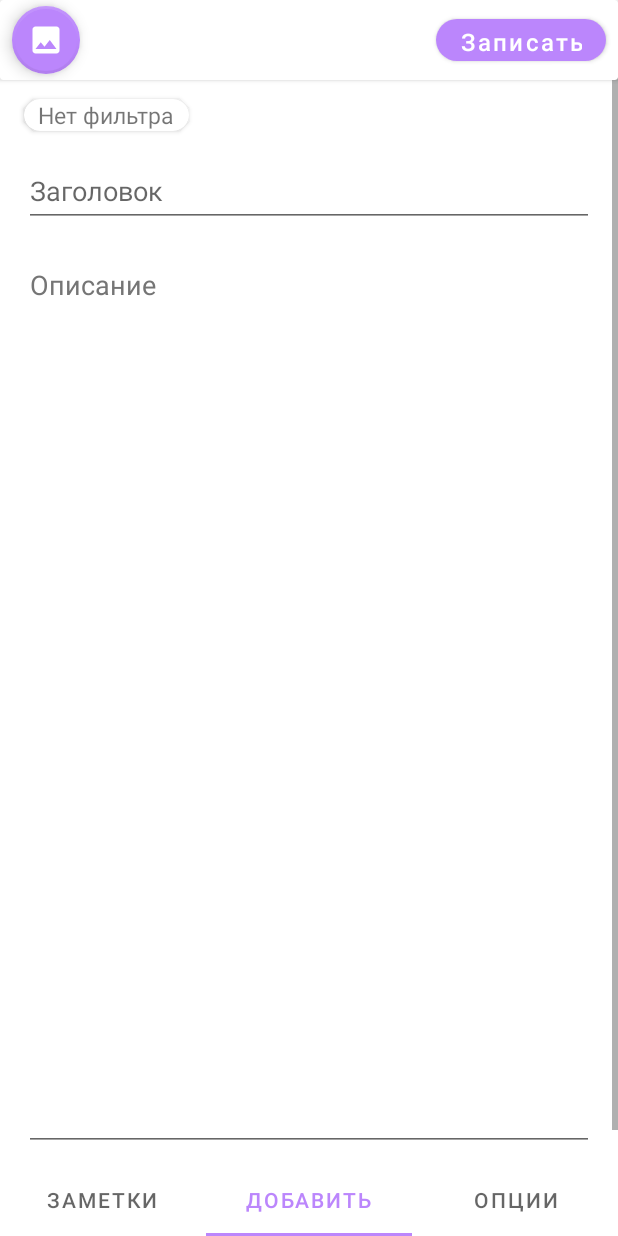
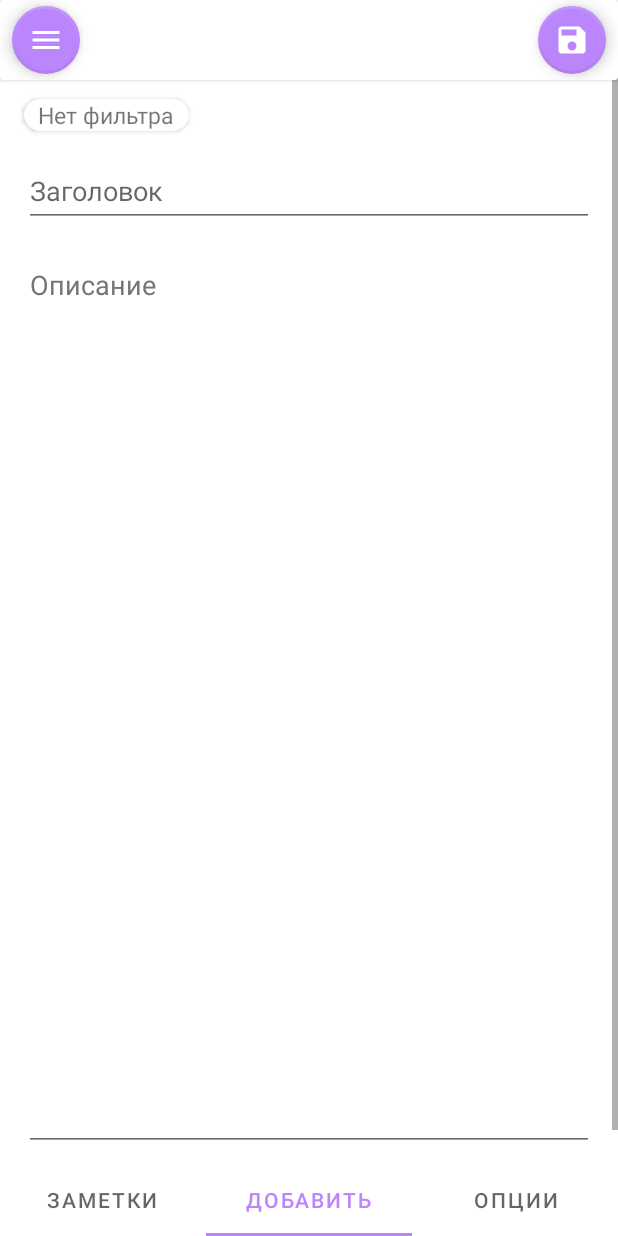
Before and after one commit to vlad174741/ToDoList_V2.1, an Android app: the screen it shows after launch (MainActivity), item 2 of the bottom bar chosen, on a phone screen of 412 x 824 dp. Run offline under Robolectric (Android 15) with nearby library versions, the phone set to English and light mode, and no system bars.

Commit message:
Начало интеграции нового функционала(Уведомления с таймером). Изменена UI часть. Кнопка сохранить изменила форму. Выбор действий с изображением, теперь играет роль не только в действии над изображением но так же и  для добавление уведомлений.

```diff
--- a/app/src/main/java/com/toDoList/todolist_v20/classes/AuthClass.kt
+++ b/app/src/main/java/com/toDoList/todolist_v20/classes/AuthClass.kt
@@ -183,7 +183,7 @@ class AuthClass: AppCompatActivity() {
     private fun checkBiometric() {
         val main = Intent(this@AuthClass, MainActivity::class.java)
 
-        if (android.os.Build.VERSION.SDK_INT > android.os.Build.VERSION_CODES.M){
+        if (android.os.Build.VERSION.SDK_INT >= 28){
 
             val prompt = BiometricPrompt.Builder(this)
                 .setTitle("Авторизация по отпечатку пальца")
--- a/app/src/main/java/com/toDoList/todolist_v20/fragments/EditFragment.kt
+++ b/app/src/main/java/com/toDoList/todolist_v20/fragments/EditFragment.kt
@@ -72,7 +72,9 @@ class EditFragment : Fragment() {
             Variable.imgURI = it.data?.data.toString()
             checkImage()
 
+
         }
+        bindingEditFragment.actionImageButtonEditFragment.visibility = View.GONE
         bindingEditFragment.floatingActionButtonAddImageEditFragment.isEnabled = true
 
     }
@@ -258,6 +260,8 @@ class EditFragment : Fragment() {
             PhotoAndImage.deletePhoto(contextEditFragment, PhotoAndImage.uri)
             PhotoAndImage.sendMessageGallery(contextEditFragment, PhotoAndImage.filePhoto)
             PhotoAndImage.uri = Uri.parse("")
+            bindingEditFragment.cardViewImageEditFragment.visibility = View.GONE
+
 
         }
         if (bindingEditFragment.imageViewEditFragment.drawable == null) {
--- /dev/null
+++ b/app/src/main/res/drawable/ic_baseline_menu_24.xml
@@ -0,0 +1,5 @@
+<vector android:height="24dp" android:tint="#FFFFFF"
+    android:viewportHeight="24" android:viewportWidth="24"
+    android:width="24dp" xmlns:android="http://schemas.android.com/apk/res/android">
+    <path android:fillColor="@android:color/white" android:pathData="M3,18h18v-2L3,16v2zM3,13h18v-2L3,11v2zM3,6v2h18L21,6L3,6z"/>
+</vector>
--- /dev/null
+++ b/app/src/main/res/drawable/ic_baseline_notification_add_24.xml
@@ -0,0 +1,5 @@
+<vector android:height="24dp" android:tint="#FFFFFF"
+    android:viewportHeight="24" android:viewportWidth="24"
+    android:width="24dp" xmlns:android="http://schemas.android.com/apk/res/android">
+    <path android:fillColor="@android:color/white" android:pathData="M10,20h4c0,1.1 -0.9,2 -2,2S10,21.1 10,20zM14,9c0,2.61 1.67,4.83 4,5.66L18,17h2v2H4v-2h2v-7c0,-2.79 1.91,-5.14 4.5,-5.8V3.5C10.5,2.67 11.17,2 12,2s1.5,0.67 1.5,1.5v0.7c0.71,0.18 1.36,0.49 1.95,0.9C14.54,6.14 14,7.51 14,9zM24,8h-3V5h-2v3h-3v2h3v3h2v-3h3V8z"/>
+</vector>
--- /dev/null
+++ b/app/src/main/res/drawable/ic_baseline_save_24.xml
@@ -0,0 +1,5 @@
+<vector android:height="24dp" android:tint="#FFFFFF"
+    android:viewportHeight="24" android:viewportWidth="24"
+    android:width="24dp" xmlns:android="http://schemas.android.com/apk/res/android">
+    <path android:fillColor="@android:color/white" android:pathData="M17,3L5,3c-1.11,0 -2,0.9 -2,2v14c0,1.1 0.89,2 2,2h14c1.1,0 2,-0.9 2,-2L21,7l-4,-4zM12,19c-1.66,0 -3,-1.34 -3,-3s1.34,-3 3,-3 3,1.34 3,3 -1.34,3 -3,3zM15,9L5,9L5,5h10v4z"/>
+</vector>
--- a/app/src/main/res/layout/fragment_edit.xml
+++ b/app/src/main/res/layout/fragment_edit.xml
@@ -41,8 +41,26 @@
                     android:layout_width="match_parent"
                     android:layout_height="match_parent"
                     android:contentDescription="@string/todo"
+                    android:visibility="visible"
                     tools:ignore="ImageContrastCheck"
                     tools:src="@tools:sample/avatars" />
+
+                <com.google.android.material.floatingactionbutton.FloatingActionButton
+                    android:id="@+id/floatingActionButton_delete_photo_edit_fragment"
+                    android:layout_width="45dp"
+                    android:layout_height="45dp"
+                    android:layout_gravity="end"
+                    android:layout_marginTop="8dp"
+                    android:layout_marginEnd="8dp"
+                    android:clickable="true"
+                    android:contentDescription="@string/todo"
+                    android:focusable="true"
+                    android:foreground="@drawable/ic_delete"
+                    android:foregroundGravity="center"
+                    android:visibility="visible"
+                    app:borderWidth="2dp"
+                    app:fabSize="normal"
+                    tools:ignore="SpeakableTextPresentCheck,TouchTargetSizeCheck,UnusedAttribute,DuplicateSpeakableTextCheck,ImageContrastCheck" />
             </androidx.cardview.widget.CardView>
 
             <androidx.constraintlayout.widget.ConstraintLayout
@@ -235,7 +253,7 @@
                 android:clickable="true"
                 android:contentDescription="@string/todo"
                 android:focusable="true"
-                android:foreground="@drawable/ic_image_24"
+                android:foreground="@drawable/ic_baseline_menu_24"
                 android:foregroundGravity="center"
                 app:borderWidth="2dp"
                 app:fabSize="normal"
@@ -245,22 +263,24 @@
                 app:layout_constraintVertical_bias="0.0"
                 tools:ignore="SpeakableTextPresentCheck,TouchTargetSizeCheck,UnusedAttribute,DuplicateSpeakableTextCheck,ImageContrastCheck" />
 
-            <Button
+            <com.google.android.material.floatingactionbutton.FloatingActionButton
                 android:id="@+id/button_save_edit_fragment"
-                android:layout_width="wrap_content"
-                android:layout_height="40dp"
-                android:layout_gravity="center|right"
+                android:layout_width="45dp"
+                android:layout_height="45dp"
+                android:layout_gravity="center_vertical"
                 android:layout_marginEnd="8dp"
-                android:text="@string/insert"
-                android:textAllCaps="false"
-                android:textSize="16sp"
-                app:cornerRadius="20dp"
+                android:backgroundTint="@color/border_line_color"
+                android:contentDescription="@string/todo"
+                android:foreground="@drawable/ic_baseline_save_24"
+                android:foregroundGravity="center"
+                app:borderWidth="2dp"
+                app:fabSize="normal"
                 app:layout_constraintBottom_toBottomOf="parent"
                 app:layout_constraintEnd_toEndOf="parent"
                 app:layout_constraintHorizontal_bias="1.0"
                 app:layout_constraintStart_toStartOf="parent"
                 app:layout_constraintTop_toTopOf="parent"
-                tools:ignore="RtlHardcoded,TouchTargetSizeCheck" />
+                tools:ignore="UnusedAttribute,TouchTargetSizeCheck,ImageContrastCheck" />
 
             <LinearLayout
                 android:id="@+id/action_image_button_edit_fragment"
@@ -309,19 +329,22 @@
                     tools:ignore="SpeakableTextPresentCheck,TouchTargetSizeCheck,UnusedAttribute,DuplicateSpeakableTextCheck,ImageContrastCheck" />
 
                 <com.google.android.material.floatingactionbutton.FloatingActionButton
-                    android:id="@+id/floatingActionButton_delete_photo_edit_fragment"
-                    android:layout_width="45dp"
+                    android:id="@+id/floatingActionButton_add_notification_timer_edit_activity"
+                    android:layout_width="0dp"
                     android:layout_height="45dp"
                     android:layout_gravity="center_vertical"
+                    android:layout_marginEnd="10dp"
+                    android:layout_weight="1"
                     android:clickable="true"
                     android:contentDescription="@string/todo"
                     android:focusable="true"
-                    android:foreground="@drawable/ic_delete"
+                    android:foreground="@drawable/ic_baseline_notification_add_24"
                     android:foregroundGravity="center"
                     android:visibility="visible"
                     app:borderWidth="2dp"
                     app:fabSize="normal"
                     tools:ignore="SpeakableTextPresentCheck,TouchTargetSizeCheck,UnusedAttribute,DuplicateSpeakableTextCheck,ImageContrastCheck" />
+
             </LinearLayout>
         </androidx.constraintlayout.widget.ConstraintLayout>
 
```
Also changed, not shown: app/src/main/java/com/toDoList/todolist_v20/classes/EditActivity.kt (+2 -30 lines), app/src/main/res/layout/activity_edit.xml (+21 -22 lines).
